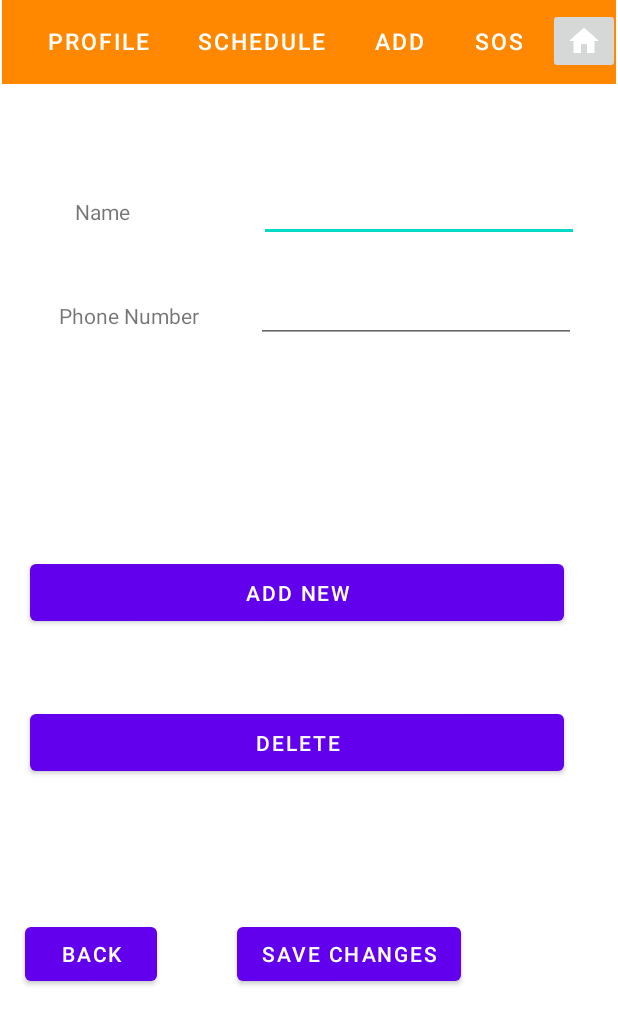
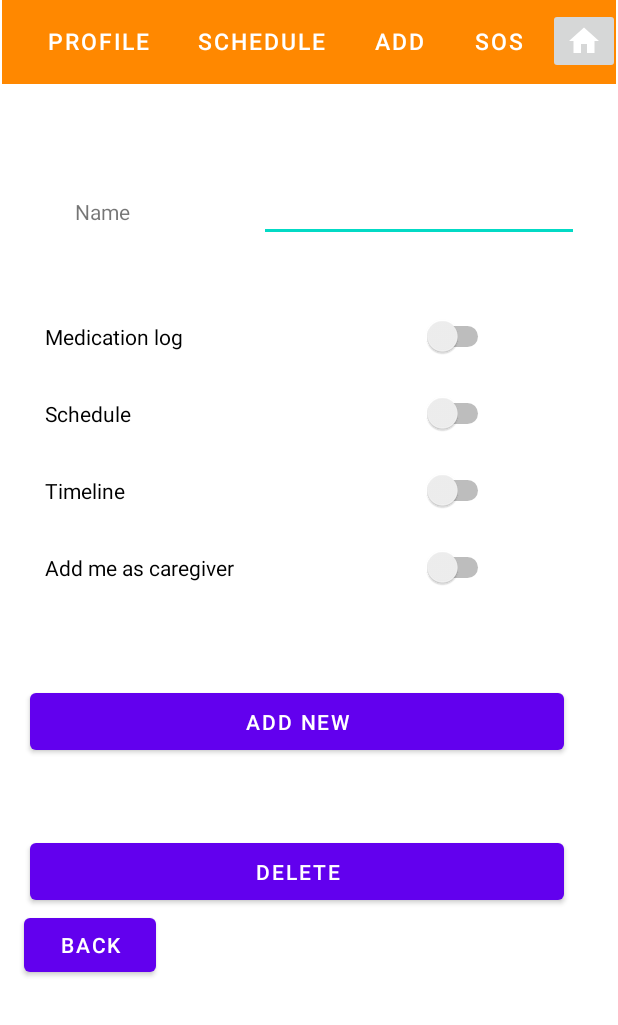
Before and after one commit to MohammedManni/CPIT99Project, an Android app: the caregiver_relative_control_Activity screen opened directly, with no data from a screen before it, on a phone screen of 412 x 824 dp. Shown: the top 1025 px of the screen. Run offline under Robolectric (Android 15) with nearby library versions, the phone set to English and light mode, and no system bars.

Commit message:
update0.7.2(design add caregiver)

```diff
--- a/app/src/main/java/com/example/safemedicare/caregiver_relative_control_Activity.java
+++ b/app/src/main/java/com/example/safemedicare/caregiver_relative_control_Activity.java
@@ -9,6 +9,8 @@ import android.view.View;
 import android.widget.Button;
 import android.widget.EditText;
 import android.widget.ImageButton;
+import android.widget.Switch;
+import android.widget.Toast;
 
 import androidx.appcompat.app.AppCompatActivity;
 
@@ -28,7 +30,8 @@ public class caregiver_relative_control_Activity extends AppCompatActivity {
     CaregiverClass caregiver;
     CaregiverClass[] caregiverList;
 
-    EditText editTextName , phone;
+    EditText editTextName ;
+    Switch switchMedicationLog,switchSchedule,switchTimeline,switchAddCaregiver;
 
     private String name, type;
     @Override
@@ -42,9 +45,12 @@ public class caregiver_relative_control_Activity extends AppCompatActivity {
             type = extras.getString("TYPE");
         }
         editTextName = (EditText) findViewById(R.id.editTextTextPersonName);
-        phone = (EditText) findViewById(R.id.editTextPhone);
         Button add = findViewById(R.id.addPatinetORcaregiver);
         Button delete = findViewById(R.id.deletePatinetORcaregiver);
+        switchMedicationLog =(Switch) findViewById(R.id.switchMedicationLog);
+        switchSchedule = (Switch)findViewById(R.id.switchSchedule);
+        switchTimeline = (Switch)findViewById(R.id.switchTimeline);
+        switchAddCaregiver = (Switch)findViewById(R.id.switchAddCaregiver);
 
 
 
@@ -116,18 +122,23 @@ public class caregiver_relative_control_Activity extends AppCompatActivity {
         add.setOnClickListener(new View.OnClickListener() {
             @Override
             public void onClick(View view) {
-                OnLogin(view);
+
+                addCaregiver(view);
             }
         });
 
         ///////////////////////END TOOLBAR BUTTON//////////////////////////////////////////
 
     }
-    public void OnLogin(View view) {
+    public void addCaregiver(View view) {
         String username = editTextName.getText().toString();
         String patientName = name;
+        Boolean swMedLog=switchMedicationLog.isChecked();
+        Boolean swSchedule=switchSchedule.isChecked();
+        Boolean swTimeline=switchTimeline.isChecked();
+        Boolean swAddAsCaregiver=switchAddCaregiver.isChecked();
         db1BackgroundWorker backgroundWorker = new db1BackgroundWorker(this);
-        backgroundWorker.execute(username,patientName);
+        backgroundWorker.execute(username,patientName,swMedLog.toString(),swSchedule.toString(),swTimeline.toString(),swAddAsCaregiver.toString());
     }
 
     ////////////////////// ADD CAREGIVER/////////////////////////////////////////////
@@ -143,13 +154,17 @@ public class caregiver_relative_control_Activity extends AppCompatActivity {
 
         @Override
         protected String doInBackground(String... params) {
-            String type = params[0];
-            String login_url = "http://192.168.100.171/pc.php";
+
+            String login_url = "http://192.168.100.10/pc.php";
 
 
             try {
                 String user_name = params[0];
                 String patientName = params[1];
+                String swMedLog = params[2];
+                String swSchedule = params[3];
+                String swTimeline = params[4];
+                String swAddAsCaregiver = params[5];
                 URL url = new URL(login_url);
                 HttpURLConnection httpURLConnection = (HttpURLConnection) url.openConnection();
                 httpURLConnection.setRequestMethod("POST");
@@ -158,7 +173,11 @@ public class caregiver_relative_control_Activity extends AppCompatActivity {
                 OutputStream outputStream = httpURLConnection.getOutputStream();
                 BufferedWriter bufferedWriter = new BufferedWriter(new OutputStreamWriter(outputStream, "UTF-8"));
                 String post_data = URLEncoder.encode("userName", "UTF-8") + "=" + URLEncoder.encode(user_name, "UTF-8")
-                        + "&" + URLEncoder.encode("patient", "UTF-8") + "=" + URLEncoder.encode(patientName, "UTF-8");
+                        + "&" + URLEncoder.encode("patient", "UTF-8") + "=" + URLEncoder.encode(patientName, "UTF-8")
+                        + "&" + URLEncoder.encode("swMedLog", "UTF-8") + "=" + URLEncoder.encode(swMedLog, "UTF-8")
+                        + "&" + URLEncoder.encode("swSchedule", "UTF-8") + "=" + URLEncoder.encode(swSchedule, "UTF-8")
+                        + "&" + URLEncoder.encode("swTimeline", "UTF-8") + "=" + URLEncoder.encode(swTimeline, "UTF-8")
+                        + "&" + URLEncoder.encode("swAddAsCaregiver", "UTF-8") + "=" + URLEncoder.encode(swAddAsCaregiver, "UTF-8");
                 bufferedWriter.write(post_data);
                 bufferedWriter.flush();
                 bufferedWriter.close();
@@ -199,7 +218,8 @@ public class caregiver_relative_control_Activity extends AppCompatActivity {
                 //myIntent.putExtra("USERNAME", Username.getText().toString());
               //  myIntent.putExtra("TYPE", "patient");
               //  startActivity(myIntent);
-
+                alertDialog.setMessage(result);
+                alertDialog.show();
 
             }
             // if caregiver
@@ -208,14 +228,15 @@ public class caregiver_relative_control_Activity extends AppCompatActivity {
                // myIntent.putExtra("USERNAME", editTextName.getText().toString());
                // myIntent.putExtra("TYPE", "caregiver");
                // startActivity(myIntent);
+                alertDialog.setMessage(result);
+                alertDialog.show();
 
             } else if (result.toString().equalsIgnoreCase("User not found ")) {
                 alertDialog.setMessage(result);
                 alertDialog.show();
             }
 
-            alertDialog.setMessage(result);
-            alertDialog.show();
+
 
         }
 
--- a/app/src/main/java/com/example/safemedicare/sign_activity.java
+++ b/app/src/main/java/com/example/safemedicare/sign_activity.java
@@ -108,7 +108,7 @@ public class sign_activity extends AppCompatActivity {
         @Override
         protected String doInBackground(String... params) {
             String type = params[0];
-            String login_url = "http://192.168.100.171/login.php";
+            String login_url = "http://192.168.100.10/login.php";
 
 
             try {
--- a/app/src/main/res/layout/caregiver_relative.xml
+++ b/app/src/main/res/layout/caregiver_relative.xml
@@ -26,22 +26,10 @@
         android:layout_width="356dp"
         android:layout_height="50dp"
         android:layout_marginStart="20dp"
-        android:layout_marginTop="150dp"
+        android:layout_marginTop="60dp"
         android:text="Add New"
         app:layout_constraintStart_toStartOf="parent"
-        app:layout_constraintTop_toBottomOf="@+id/phoneNcaregiver_relative" />
-
-    <Button
-        android:id="@+id/button3"
-        android:layout_width="wrap_content"
-        android:layout_height="wrap_content"
-        android:layout_marginStart="53dp"
-        android:layout_marginTop="192dp"
-        android:layout_marginEnd="105dp"
-        android:text="Save Changes"
-        app:layout_constraintEnd_toEndOf="parent"
-        app:layout_constraintStart_toEndOf="@+id/button4"
-        app:layout_constraintTop_toBottomOf="@+id/addPatinetORcaregiver" />
+        app:layout_constraintTop_toBottomOf="@+id/switchAddCaregiver" />
 
     <TextView
         android:id="@+id/nameINcaregiver_relative"
@@ -55,18 +43,6 @@
         app:layout_constraintStart_toStartOf="parent"
         app:layout_constraintTop_toBottomOf="@+id/toolbarCR" />
 
-    <TextView
-        android:id="@+id/phoneNcaregiver_relative"
-        android:layout_width="wrap_content"
-        android:layout_height="wrap_content"
-        android:layout_marginStart="41dp"
-        android:layout_marginTop="50dp"
-        android:layout_marginEnd="40dp"
-        android:text="Phone Number"
-        app:layout_constraintEnd_toStartOf="@+id/editTextPhone"
-        app:layout_constraintStart_toStartOf="parent"
-        app:layout_constraintTop_toBottomOf="@+id/nameINcaregiver_relative" />
-
     <EditText
         android:id="@+id/editTextTextPersonName"
         android:layout_width="wrap_content"
@@ -78,25 +54,52 @@
         app:layout_constraintEnd_toEndOf="parent"
         app:layout_constraintTop_toBottomOf="@+id/toolbarCR" />
 
-    <EditText
-        android:id="@+id/editTextPhone"
-        android:layout_width="wrap_content"
-        android:layout_height="wrap_content"
-        android:layout_marginTop="22dp"
-        android:layout_marginEnd="28dp"
-        android:ems="10"
-        android:inputType="phone"
-        app:layout_constraintEnd_toEndOf="parent"
+    <Switch
+        android:id="@+id/switchMedicationLog"
+        android:layout_width="299dp"
+        android:layout_height="35dp"
+        android:layout_marginStart="30dp"
+        android:layout_marginTop="45dp"
+        android:text="Medication log"
+        app:layout_constraintStart_toStartOf="parent"
         app:layout_constraintTop_toBottomOf="@+id/editTextTextPersonName" />
+
+    <Switch
+        android:id="@+id/switchSchedule"
+        android:layout_width="299dp"
+        android:layout_height="35dp"
+        android:layout_marginStart="30dp"
+        android:layout_marginTop="16dp"
+        android:text="Schedule"
+        app:layout_constraintStart_toStartOf="parent"
+        app:layout_constraintTop_toBottomOf="@+id/switchMedicationLog" />
+
+    <Switch
+        android:id="@+id/switchTimeline"
+        android:layout_width="299dp"
+        android:layout_height="35dp"
+        android:layout_marginStart="30dp"
+        android:layout_marginTop="16dp"
+        android:text="Timeline"
+        app:layout_constraintStart_toStartOf="parent"
+        app:layout_constraintTop_toBottomOf="@+id/switchSchedule" />
+
+    <Switch
+        android:id="@+id/switchAddCaregiver"
+        android:layout_width="299dp"
+        android:layout_height="35dp"
+        android:layout_marginStart="30dp"
+        android:layout_marginTop="16dp"
+        android:text="Add me as caregiver"
+        app:layout_constraintStart_toStartOf="parent"
+        app:layout_constraintTop_toBottomOf="@+id/switchTimeline" />
 
     <Button
         android:id="@+id/button4"
         android:layout_width="wrap_content"
         android:layout_height="wrap_content"
-        android:layout_marginStart="17dp"
-        android:layout_marginTop="392dp"
+        android:layout_marginStart="16dp"
         android:text="Back"
-        app:layout_constraintEnd_toStartOf="@+id/button3"
         app:layout_constraintStart_toStartOf="parent"
-        app:layout_constraintTop_toBottomOf="@+id/phoneNcaregiver_relative" />
+        app:layout_constraintTop_toBottomOf="@+id/deletePatinetORcaregiver" />
 </androidx.constraintlayout.widget.ConstraintLayout>
```
Also changed, not shown: app/src/main/java/com/example/safemedicare/Add_Activity.java (+13 -4 lines), app/src/main/java/com/example/safemedicare/SOS_Activity.java (+13 -4 lines), app/src/main/java/com/example/safemedicare/Schedule_Activity.java (+13 -4 lines), app/src/main/java/com/example/safemedicare/caregiver_homePage_activity.java (+8 -6 lines), app/src/main/java/com/example/safemedicare/personal_info_Activity.java (+13 -4 lines).
